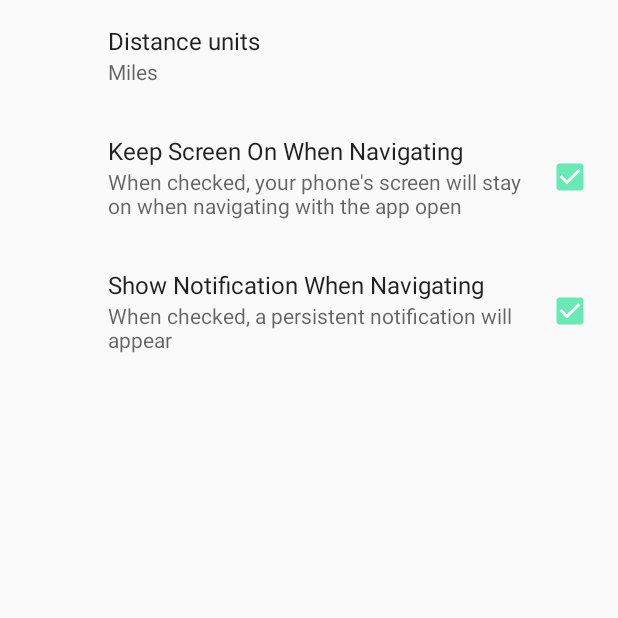
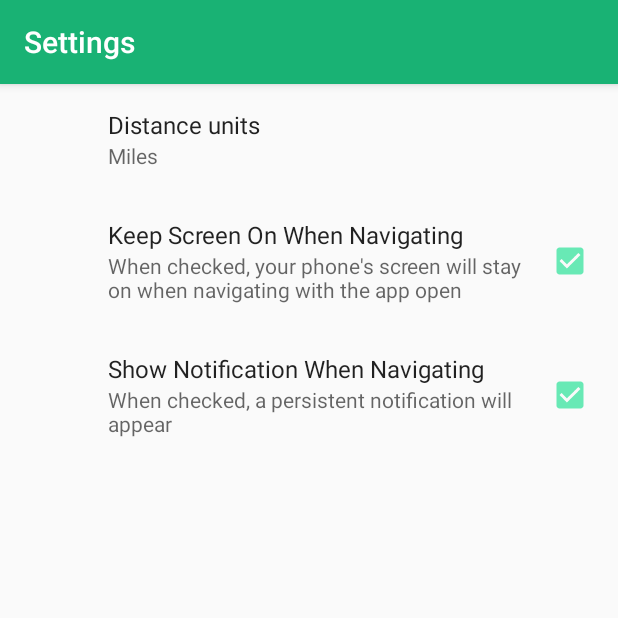
Before and after one commit to gregott91/PointMe, an Android app: the SettingsActivity screen opened directly, with no data from a screen before it, on a phone screen of 412 x 824 dp, the top half of it. Run offline under Robolectric (Android 15) with nearby library versions, the phone set to English and light mode, and no system bars; our stand-ins replace androidx.preference.

Commit message:
Updated settings button

```diff
--- a/app/src/main/AndroidManifest.xml
+++ b/app/src/main/AndroidManifest.xml
@@ -18,8 +18,7 @@
         <activity
             android:name=".SettingsActivity"
             android:label="@string/title_activity_settings"
-            android:screenOrientation="portrait"
-            android:theme="@style/AppTheme.NoActionBar" />
+            android:screenOrientation="portrait" />
         <activity
             android:name=".MainActivity"
             android:configChanges="orientation|keyboardHidden"
--- a/app/src/main/java/com/ottsandbox/pointme/SettingsActivity.kt
+++ b/app/src/main/java/com/ottsandbox/pointme/SettingsActivity.kt
@@ -5,7 +5,6 @@ import androidx.appcompat.app.AppCompatActivity
 import androidx.preference.PreferenceFragmentCompat
 
 class SettingsActivity : AppCompatActivity() {
-
     override fun onCreate(savedInstanceState: Bundle?) {
         super.onCreate(savedInstanceState)
         setContentView(R.layout.settings_activity)
@@ -13,7 +12,7 @@ class SettingsActivity : AppCompatActivity() {
             .beginTransaction()
             .replace(R.id.settings, SettingsFragment())
             .commit()
-        supportActionBar?.setDisplayHomeAsUpEnabled(true)
+        actionBar?.setDisplayHomeAsUpEnabled(true)
     }
 
     class SettingsFragment : PreferenceFragmentCompat() {
```
